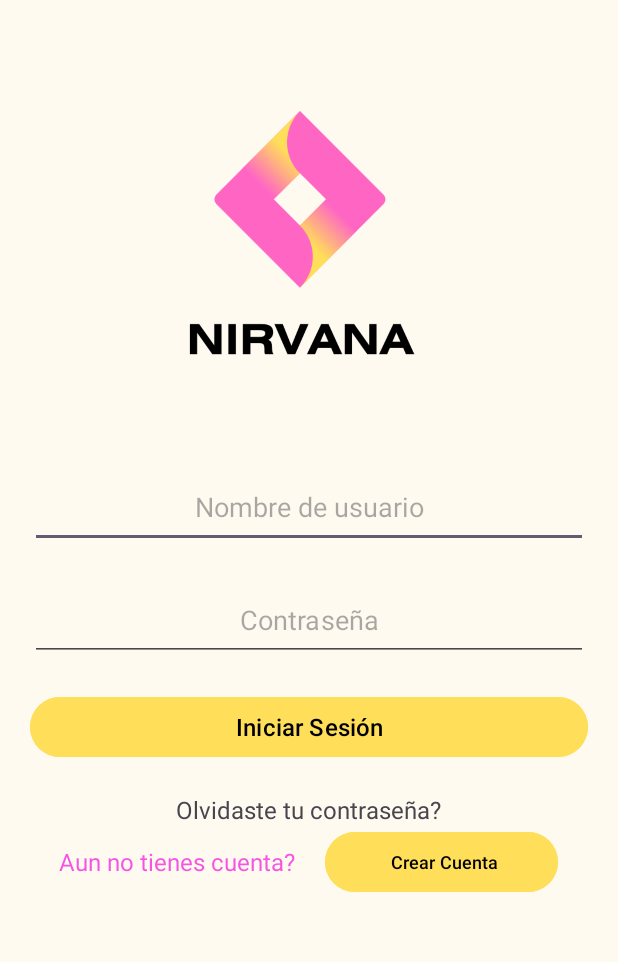
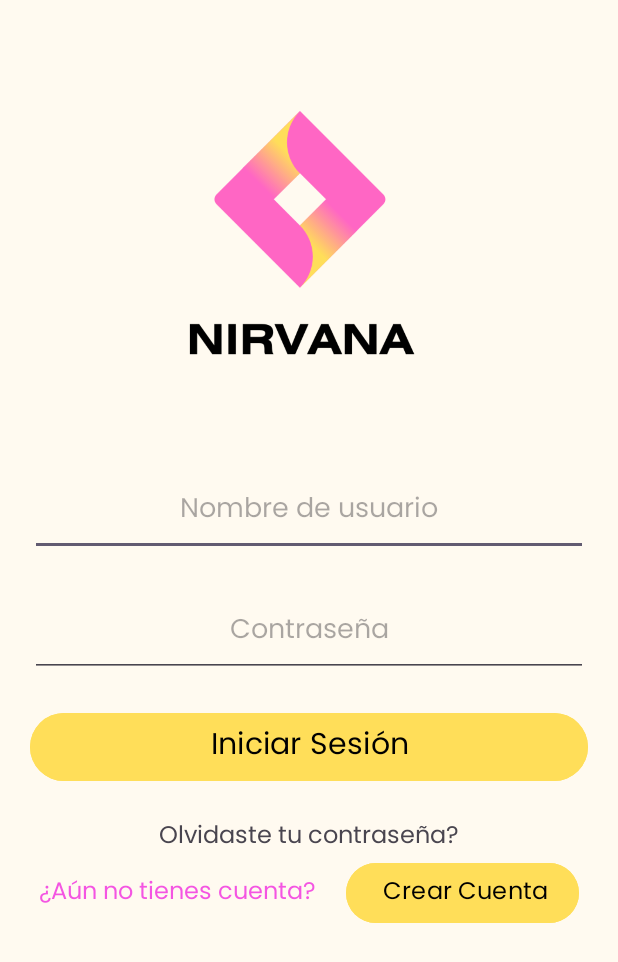
Before and after one commit to JosephTocre/ProyectoAppsMov, an Android app: the Login screen opened directly, with no data from a screen before it, on a phone screen of 412 x 824 dp. Shown: the top 962 px of the screen. Run offline under Robolectric (Android 15) with nearby library versions, the phone set to English and light mode, and no system bars; our stand-ins replace Volley.

Commit message:
Cambiando tipografia

```diff
--- a/app/src/main/res/drawable/borde_cuadro.xml
+++ b/app/src/main/res/drawable/borde_cuadro.xml
@@ -7,7 +7,7 @@
 
     <!-- Borde verde suave -->
     <stroke
-        android:width="2dp"
+        android:width="1dp"
         android:color="@color/black" />
 
     <!-- Bordes redondeados -->
--- a/app/src/main/res/layout/activity_login.xml
+++ b/app/src/main/res/layout/activity_login.xml
@@ -28,6 +28,7 @@
 
             android:gravity="center"
             android:hint="Nombre de usuario"
+            android:fontFamily="@font/poppins_regular"
             android:paddingLeft="15dp"
             android:paddingTop="15dp"
             android:paddingRight="15dp"
@@ -42,6 +43,7 @@
             android:layout_marginBottom="20dp"
             android:gravity="center"
             android:hint="Contraseña"
+            android:fontFamily="@font/poppins_regular"
             android:inputType="textPassword"
             android:paddingLeft="15dp"
             android:paddingTop="15dp"
@@ -59,14 +61,16 @@
             android:elevation="6dp"
             android:onClick="Acceder"
             android:text="Iniciar Sesión"
+            android:fontFamily="@font/poppins_regular"
             android:textColor="@color/black"
-            android:textSize="16sp" />
+            android:textSize="20dp" />
         <TextView
             android:layout_width="wrap_content"
             android:layout_height="wrap_content"
             android:text="Olvidaste tu contraseña?"
             android:layout_gravity="center"
-            android:textSize="16sp"
+            android:textSize="16dp"
+            android:fontFamily="@font/poppins_regular"
             />
         <LinearLayout
             android:layout_width="wrap_content"
@@ -77,8 +81,9 @@
             <TextView
                 android:layout_width="wrap_content"
                 android:layout_height="wrap_content"
-                android:text="Aun no tienes cuenta?"
-                android:textSize="16sp"
+                android:text="¿Aún no tienes cuenta?"
+                android:fontFamily="@font/poppins_regular"
+                android:textSize="16dp"
                 android:paddingRight="20dp"
                 android:textColor="#ADEF06DB"
                 />
@@ -93,7 +98,8 @@
                 android:text="Crear Cuenta"
                 android:textAllCaps="false"
                 android:textColor="@color/black"
-                android:textSize="12sp" />
+                android:fontFamily="@font/poppins_regular"
+                android:textSize="16dp" />
         </LinearLayout>
     </LinearLayout>
 </RelativeLayout>
```
Also changed, not shown: app/src/main/res/layout/activity_crear_usuario.xml (+7 -0 lines), app/src/main/res/layout/activity_inicio.xml (+13 -16 lines), app/src/main/res/layout/activity_main.xml (+4 -4 lines), app/src/main/res/font/poppins_regular.ttf (added).
